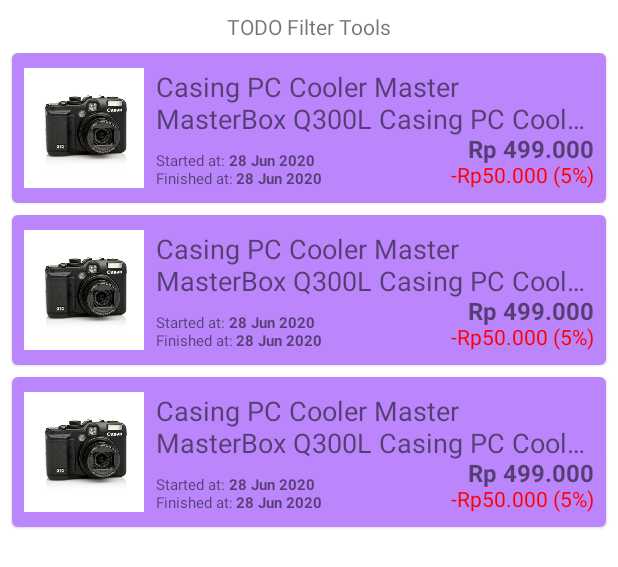
After one commit to BuzzDyne/PriceTrend-Android, an Android app: the layout tracking_history_list_fragment.xml on its own in the app's theme, with its tools: preview values and no code run, on a phone screen of 412 x 824 dp. The commit adds this screen. Shown: the top 567 px of the screen. Run offline under Robolectric (Android 15) with nearby library versions, the phone set to English and light mode, and no system bars.

Commit message:
Implemented SavingList screen
SavingListScreen displays list of savings (Completed Tracking) a user has.

```diff
--- a/app/src/main/java/com/buzzdynegamingteam/pricetrend/tracking/detail/TrackingDetailFragment.kt
+++ b/app/src/main/java/com/buzzdynegamingteam/pricetrend/tracking/detail/TrackingDetailFragment.kt
@@ -105,6 +105,10 @@ class TrackingDetailFragment : Fragment() {
                 navigateUp()
             }
         })
+
+        bind.btnCompleteTracking.setOnClickListener{
+            viewModel.createSavingHistory()
+        }
 
         bind.btnTokopedia.setOnClickListener{
             openLink(viewModel.getTrackingData.value?.listing?.listingURL)
--- /dev/null
+++ b/app/src/main/res/layout/tracking_history_list_fragment.xml
@@ -0,0 +1,61 @@
+<?xml version="1.0" encoding="utf-8"?>
+
+<layout xmlns:android="http://schemas.android.com/apk/res/android"
+    xmlns:tools="http://schemas.android.com/tools"
+    xmlns:app="http://schemas.android.com/apk/res-auto">
+
+    <androidx.constraintlayout.widget.ConstraintLayout
+        android:layout_width="match_parent"
+        android:layout_height="match_parent"
+        tools:context=".tracking.history.list.TrackingHistoryListFragment"
+        >
+
+        <LinearLayout
+            android:id="@+id/layout_filter"
+            android:layout_width="match_parent"
+            android:layout_height="wrap_content"
+            android:gravity="center"
+            android:orientation="vertical"
+
+            app:layout_constraintTop_toTopOf="parent"
+            app:layout_constraintStart_toStartOf="parent"
+            app:layout_constraintEnd_toEndOf="parent"
+            >
+
+            <TextView
+                android:id="@+id/filter_tool_placeholder"
+                android:layout_width="wrap_content"
+                android:layout_height="wrap_content"
+                android:text="TODO Filter Tools"
+
+                android:layout_marginTop="8dp"
+                android:layout_marginBottom="8dp"
+                />
+
+            <androidx.swiperefreshlayout.widget.SwipeRefreshLayout
+                android:id="@+id/swipe_refresh"
+                android:layout_width="match_parent"
+                android:layout_height="match_parent"
+
+                app:layout_constraintBottom_toBottomOf="parent"
+                app:layout_constraintEnd_toEndOf="parent"
+                app:layout_constraintStart_toStartOf="parent"
+                app:layout_constraintTop_toBottomOf="@id/layout_filter">
+
+                <androidx.recyclerview.widget.RecyclerView
+                    android:id="@+id/recycler_tracking"
+                    android:layout_width="match_parent"
+                    android:layout_height="match_parent"
+
+                    android:clipToPadding="false"
+
+                    app:layoutManager="androidx.recyclerview.widget.LinearLayoutManager"
+                    tools:listitem="@layout/tracking_history_list_item" />
+
+            </androidx.swiperefreshlayout.widget.SwipeRefreshLayout>
+
+        </LinearLayout>
+
+    </androidx.constraintlayout.widget.ConstraintLayout>
+
+</layout>
--- /dev/null
+++ b/app/src/main/res/layout/tracking_history_list_item.xml
@@ -0,0 +1,140 @@
+<?xml version="1.0" encoding="utf-8"?>
+<com.google.android.material.card.MaterialCardView
+    xmlns:android="http://schemas.android.com/apk/res/android"
+    android:layout_width="match_parent"
+    android:layout_height="100dp"
+
+    android:layout_marginStart="8dp"
+    android:layout_marginEnd="8dp"
+    android:layout_marginBottom="8dp"
+
+    xmlns:app="http://schemas.android.com/apk/res-auto"
+
+    android:clickable="true"
+    >
+
+    <androidx.constraintlayout.widget.ConstraintLayout
+        android:layout_width="match_parent"
+        android:layout_height="match_parent"
+
+        android:background="@color/purple_200"
+        >
+
+        <ImageView
+            android:id="@+id/image_listing"
+            android:layout_width="80dp"
+            android:layout_height="80dp"
+            android:layout_marginStart="8dp"
+
+            android:contentDescription="@string/image_desc"
+
+            android:scaleType="centerCrop"
+            android:src="@drawable/camera"
+            app:layout_constraintBottom_toBottomOf="parent"
+            app:layout_constraintStart_toStartOf="parent"
+            app:layout_constraintTop_toTopOf="parent" />
+
+        <TextView
+            android:id="@+id/text_listing_name"
+            android:layout_width="0dp"
+            android:layout_height="wrap_content"
+            android:layout_marginStart="8dp"
+            android:layout_marginEnd="8dp"
+
+            android:textSize="18sp"
+            android:ellipsize="end"
+            android:maxLines="2"
+
+            android:text="Casing PC Cooler Master MasterBox Q300L Casing PC Cooler Q300L Casing PC Cooler "
+            app:layout_constraintEnd_toEndOf="parent"
+            app:layout_constraintStart_toEndOf="@+id/image_listing"
+            app:layout_constraintTop_toTopOf="@+id/image_listing" />
+
+        <TextView
+            android:id="@+id/textView7"
+            android:layout_width="wrap_content"
+            android:layout_height="wrap_content"
+
+            android:text="Started at:"
+            android:textSize="10sp"
+            android:includeFontPadding="false"
+            app:layout_constraintBottom_toTopOf="@id/textView6"
+            app:layout_constraintStart_toStartOf="@id/textView6"
+            />
+
+        <TextView
+            android:id="@+id/text_start_ts"
+            android:layout_width="wrap_content"
+            android:layout_height="wrap_content"
+
+            android:text="28 Jun 2020"
+            android:textSize="10sp"
+            android:textStyle="bold"
+
+            android:includeFontPadding="false"
+            android:layout_marginStart="2dp"
+
+            app:layout_constraintTop_toTopOf="@id/textView7"
+            app:layout_constraintStart_toEndOf="@id/textView7"
+            />
+
+        <TextView
+            android:id="@+id/textView6"
+            android:layout_width="wrap_content"
+            android:layout_height="wrap_content"
+            android:layout_marginStart="8dp"
+
+            android:text="Finished at:"
+            android:textSize="10sp"
+            android:includeFontPadding="false"
+
+            app:layout_constraintBottom_toBottomOf="@+id/image_listing"
+            app:layout_constraintStart_toEndOf="@+id/image_listing" />
+
+        <TextView
+            android:id="@+id/text_finish_ts"
+            android:layout_width="wrap_content"
+            android:layout_height="wrap_content"
+
+            android:text="28 Jun 2020"
+            android:textSize="10sp"
+            android:textStyle="bold"
+
+            android:includeFontPadding="false"
+            android:layout_marginStart="2dp"
+
+            app:layout_constraintBottom_toBottomOf="@+id/image_listing"
+            app:layout_constraintStart_toEndOf="@+id/textView6" />
+
+        <TextView
+            android:id="@+id/text_price_diff"
+            android:layout_width="wrap_content"
+            android:layout_height="wrap_content"
+
+            android:layout_marginEnd="8dp"
+
+            android:text="-Rp50.000 (5%)"
+            android:textColor="@color/price_red"
+            android:textSize="14sp"
+            android:includeFontPadding="false"
+
+            app:layout_constraintBottom_toBottomOf="@+id/image_listing"
+            app:layout_constraintEnd_toEndOf="parent" />
+
+        <TextView
+            android:id="@+id/text_price"
+            android:layout_width="wrap_content"
+            android:layout_height="wrap_content"
+            android:layout_marginEnd="8dp"
+
+            android:text="Rp 499.000"
+            android:textStyle="bold"
+            android:textSize="16sp"
+            android:includeFontPadding="false"
+
+            app:layout_constraintBottom_toTopOf="@+id/text_price_diff"
+            app:layout_constraintEnd_toEndOf="parent" />
+
+    </androidx.constraintlayout.widget.ConstraintLayout>
+
+</com.google.android.material.card.MaterialCardView>
--- a/app/src/main/res/layout/tracking_list_fragment.xml
+++ b/app/src/main/res/layout/tracking_list_fragment.xml
@@ -57,7 +57,6 @@
 
                 tools:listitem="@layout/tracking_list_item"
                 app:layoutManager="androidx.recyclerview.widget.LinearLayoutManager"
-
                 />
 
         </androidx.swiperefreshlayout.widget.SwipeRefreshLayout>
--- a/app/src/main/res/values/strings.xml
+++ b/app/src/main/res/values/strings.xml
@@ -38,5 +38,6 @@
     <string name="add_to_my_tracking">Add to My Tracking</string>
     <string name="tokped">tokped</string>
     <string name="go_to_tracking">Go to Tracking</string>
+    <string name="history">History</string>
 
 </resources>
```
Also changed, not shown: app/src/main/java/com/buzzdynegamingteam/pricetrend/common/CommonRepository.kt (+13 -4 lines), app/src/main/java/com/buzzdynegamingteam/pricetrend/common/FirestoreServices.kt (+59 -4 lines), app/src/main/java/com/buzzdynegamingteam/pricetrend/common/models/Saving.kt (added, +94 -0 lines), app/src/main/java/com/buzzdynegamingteam/pricetrend/tracking/detail/TrackingDetailViewModel.kt (+10 -0 lines), app/src/main/java/com/buzzdynegamingteam/pricetrend/tracking/history/list/TrackingHistoryListAdapter.kt (added, +87 -0 lines), app/src/main/java/com/buzzdynegamingteam/pricetrend/tracking/history/list/TrackingHistoryListFragment.kt (added, +57 -0 lines), app/src/main/java/com/buzzdynegamingteam/pricetrend/tracking/history/list/TrackingHistoryListViewModel.kt (added, +39 -0 lines), app/src/main/java/com/buzzdynegamingteam/pricetrend/tracking/list/TrackingListFragment.kt (+21 -3 lines), app/src/main/res/menu/tracking_menu.xml (added, +8 -0 lines), app/src/main/res/navigation/nav_graph.xml (+8 -0 lines).
